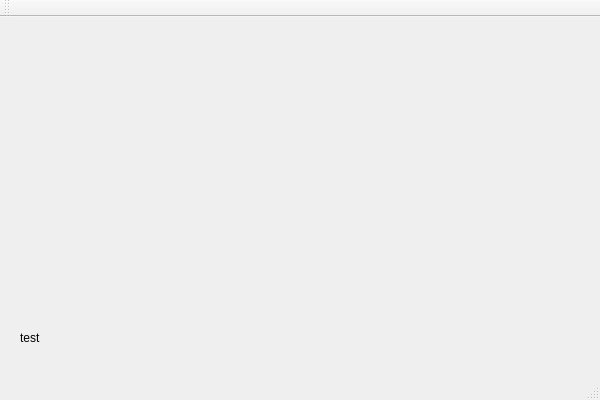
The window that TaschenrechnerV2/TaschenrechnerV2.ui (Eightdays1/Taschenrechner) describes before a commit, drawn with Qt 5.
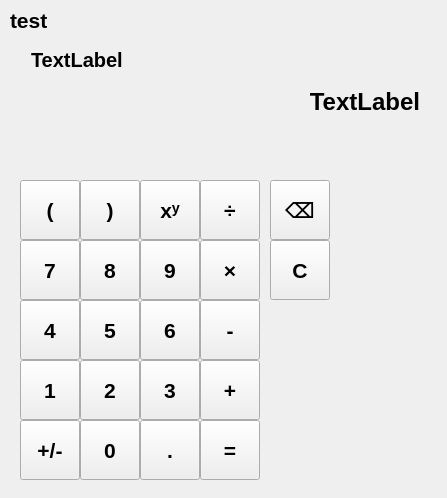
The same window after the commit.

The edit to the form file:
```diff
--- a/TaschenrechnerV2/TaschenrechnerV2.ui
+++ b/TaschenrechnerV2/TaschenrechnerV2.ui
@@ -6,20 +6,31 @@
    <rect>
     <x>0</x>
     <y>0</y>
-    <width>600</width>
-    <height>400</height>
+    <width>447</width>
+    <height>498</height>
    </rect>
   </property>
+  <property name="font">
+   <font>
+    <family>Segoe UI</family>
+    <pointsize>16</pointsize>
+    <weight>75</weight>
+    <bold>true</bold>
+   </font>
+  </property>
   <property name="windowTitle">
-   <string>TaschenrechnerV2</string>
+   <string>Taschenrechner</string>
+  </property>
+  <property name="tabShape">
+   <enum>QTabWidget::Rounded</enum>
   </property>
   <widget class="QWidget" name="centralWidget">
    <widget class="QLabel" name="debugLabel">
     <property name="geometry">
      <rect>
-      <x>20</x>
-      <y>310</y>
-      <width>81</width>
+      <x>10</x>
+      <y>10</y>
+      <width>71</width>
       <height>21</height>
      </rect>
     </property>
@@ -27,26 +38,353 @@
      <string>test</string>
     </property>
    </widget>
+   <widget class="QPushButton" name="pushButton_number0">
+    <property name="geometry">
+     <rect>
+      <x>80</x>
+      <y>420</y>
+      <width>60</width>
+      <height>60</height>
+     </rect>
+    </property>
+    <property name="text">
+     <string>0</string>
+    </property>
+   </widget>
+   <widget class="QPushButton" name="pushButton_number1">
+    <property name="geometry">
+     <rect>
+      <x>20</x>
+      <y>360</y>
+      <width>60</width>
+      <height>60</height>
+     </rect>
+    </property>
+    <property name="text">
+     <string>1</string>
+    </property>
+   </widget>
+   <widget class="QPushButton" name="pushButton_number2">
+    <property name="geometry">
+     <rect>
+      <x>80</x>
+      <y>360</y>
+      <width>60</width>
+      <height>60</height>
+     </rect>
+    </property>
+    <property name="text">
+     <string>2</string>
+    </property>
+   </widget>
+   <widget class="QPushButton" name="pushButton_number3">
+    <property name="geometry">
+     <rect>
+      <x>140</x>
+      <y>360</y>
+      <width>60</width>
+      <height>60</height>
+     </rect>
+    </property>
+    <property name="text">
+     <string>3</string>
+    </property>
+   </widget>
+   <widget class="QPushButton" name="pushButton_number4">
+    <property name="geometry">
+     <rect>
+      <x>20</x>
+      <y>300</y>
+      <width>60</width>
+      <height>60</height>
+     </rect>
+    </property>
+    <property name="text">
+     <string>4</string>
+    </property>
+   </widget>
+   <widget class="QPushButton" name="pushButton_number5">
+    <property name="geometry">
+     <rect>
+      <x>80</x>
+      <y>300</y>
+      <width>60</width>
+      <height>60</height>
+     </rect>
+    </property>
+    <property name="text">
+     <string>5</string>
+    </property>
+   </widget>
+   <widget class="QPushButton" name="pushButton_number6">
+    <property name="geometry">
+     <rect>
+      <x>140</x>
+      <y>300</y>
+      <width>60</width>
+      <height>60</height>
+     </rect>
+    </property>
+    <property name="text">
+     <string>6</string>
+    </property>
+   </widget>
+   <widget class="QPushButton" name="pushButton_number7">
+    <property name="geometry">
+     <rect>
+      <x>20</x>
+      <y>240</y>
+      <width>60</width>
+      <height>60</height>
+     </rect>
+    </property>
+    <property name="text">
+     <string>7</string>
+    </property>
+   </widget>
+   <widget class="QPushButton" name="pushButton_number8">
+    <property name="geometry">
+     <rect>
+      <x>80</x>
+      <y>240</y>
+      <width>60</width>
+      <height>60</height>
+     </rect>
+    </property>
+    <property name="text">
+     <string>8</string>
+    </property>
+   </widget>
+   <widget class="QPushButton" name="pushButton_number9">
+    <property name="geometry">
+     <rect>
+      <x>140</x>
+      <y>240</y>
+      <width>60</width>
+      <height>60</height>
+     </rect>
+    </property>
+    <property name="text">
+     <string>9</string>
+    </property>
+   </widget>
+   <widget class="QPushButton" name="pushButton_enter">
+    <property name="geometry">
+     <rect>
+      <x>200</x>
+      <y>420</y>
+      <width>60</width>
+      <height>60</height>
+     </rect>
+    </property>
+    <property name="text">
+     <string>=</string>
+    </property>
+   </widget>
+   <widget class="QPushButton" name="pushButton_changeNum">
+    <property name="geometry">
+     <rect>
+      <x>20</x>
+      <y>420</y>
+      <width>60</width>
+      <height>60</height>
+     </rect>
+    </property>
+    <property name="text">
+     <string>+/-</string>
+    </property>
+   </widget>
+   <widget class="QPushButton" name="pushButton_dot">
+    <property name="geometry">
+     <rect>
+      <x>140</x>
+      <y>420</y>
+      <width>60</width>
+      <height>60</height>
+     </rect>
+    </property>
+    <property name="text">
+     <string>.</string>
+    </property>
+   </widget>
+   <widget class="QPushButton" name="pushButton_plus">
+    <property name="geometry">
+     <rect>
+      <x>200</x>
+      <y>360</y>
+      <width>60</width>
+      <height>60</height>
+     </rect>
+    </property>
+    <property name="text">
+     <string>+</string>
+    </property>
+   </widget>
+   <widget class="QPushButton" name="pushButton_minus">
+    <property name="geometry">
+     <rect>
+      <x>200</x>
+      <y>300</y>
+      <width>60</width>
+      <height>60</height>
+     </rect>
+    </property>
+    <property name="text">
+     <string>-</string>
+    </property>
+   </widget>
+   <widget class="QPushButton" name="pushButton_times">
+    <property name="geometry">
+     <rect>
+      <x>200</x>
+      <y>240</y>
+      <width>60</width>
+      <height>60</height>
+     </rect>
+    </property>
+    <property name="text">
+     <string>×</string>
+    </property>
+   </widget>
+   <widget class="QPushButton" name="pushButton_by">
+    <property name="geometry">
+     <rect>
+      <x>200</x>
+      <y>180</y>
+      <width>60</width>
+      <height>60</height>
+     </rect>
+    </property>
+    <property name="text">
+     <string>÷</string>
+    </property>
+   </widget>
+   <widget class="QPushButton" name="pushButton_power">
+    <property name="geometry">
+     <rect>
+      <x>140</x>
+      <y>180</y>
+      <width>60</width>
+      <height>60</height>
+     </rect>
+    </property>
+    <property name="text">
+     <string>xʸ</string>
+    </property>
+   </widget>
+   <widget class="QPushButton" name="pushButton_bracketOpen">
+    <property name="geometry">
+     <rect>
+      <x>20</x>
+      <y>180</y>
+      <width>60</width>
+      <height>60</height>
+     </rect>
+    </property>
+    <property name="text">
+     <string>(</string>
+    </property>
+   </widget>
+   <widget class="QPushButton" name="pushButton_bracketClose">
+    <property name="geometry">
+     <rect>
+      <x>80</x>
+      <y>180</y>
+      <width>60</width>
+      <height>60</height>
+     </rect>
+    </property>
+    <property name="text">
+     <string>)</string>
+    </property>
+   </widget>
+   <widget class="QPushButton" name="pushButton_clear">
+    <property name="geometry">
+     <rect>
+      <x>270</x>
+      <y>240</y>
+      <width>60</width>
+      <height>60</height>
+     </rect>
+    </property>
+    <property name="text">
+     <string>C</string>
+    </property>
+   </widget>
+   <widget class="QPushButton" name="pushButton_deleteNum">
+    <property name="geometry">
+     <rect>
+      <x>270</x>
+      <y>180</y>
+      <width>60</width>
+      <height>60</height>
+     </rect>
+    </property>
+    <property name="text">
+     <string>⌫</string>
+    </property>
+   </widget>
+   <widget class="QWidget" name="">
+    <property name="geometry">
+     <rect>
+      <x>20</x>
+      <y>30</y>
+      <width>411</width>
+      <height>101</height>
+     </rect>
+    </property>
+    <layout class="QVBoxLayout" name="verticalLayout">
+     <item>
+      <widget class="QLabel" name="inputLabel">
+       <property name="font">
+        <font>
+         <pointsize>15</pointsize>
+        </font>
+       </property>
+       <property name="mouseTracking">
+        <bool>false</bool>
+       </property>
+       <property name="whatsThis">
+        <string extracomment="Result"/>
+       </property>
+       <property name="layoutDirection">
+        <enum>Qt::LeftToRight</enum>
+       </property>
+       <property name="text">
+        <string>TextLabel</string>
+       </property>
+       <property name="alignment">
+        <set>Qt::AlignLeading|Qt::AlignLeft|Qt::AlignVCenter</set>
+       </property>
+      </widget>
+     </item>
+     <item>
+      <widget class="QLabel" name="resultLabel">
+       <property name="font">
+        <font>
+         <pointsize>18</pointsize>
+        </font>
+       </property>
+       <property name="mouseTracking">
+        <bool>false</bool>
+       </property>
+       <property name="whatsThis">
+        <string extracomment="Result"/>
+       </property>
+       <property name="layoutDirection">
+        <enum>Qt::LeftToRight</enum>
+       </property>
+       <property name="text">
+        <string>TextLabel</string>
+       </property>
+       <property name="alignment">
+        <set>Qt::AlignRight|Qt::AlignTrailing|Qt::AlignVCenter</set>
+       </property>
+      </widget>
+     </item>
+    </layout>
+   </widget>
   </widget>
-  <widget class="QMenuBar" name="menuBar">
-   <property name="geometry">
-    <rect>
-     <x>0</x>
-     <y>0</y>
-     <width>600</width>
-     <height>21</height>
-    </rect>
-   </property>
-  </widget>
-  <widget class="QToolBar" name="mainToolBar">
-   <attribute name="toolBarArea">
-    <enum>TopToolBarArea</enum>
-   </attribute>
-   <attribute name="toolBarBreak">
-    <bool>false</bool>
-   </attribute>
-  </widget>
-  <widget class="QStatusBar" name="statusBar"/>
  </widget>
  <layoutdefault spacing="6" margin="11"/>
  <resources>
```
